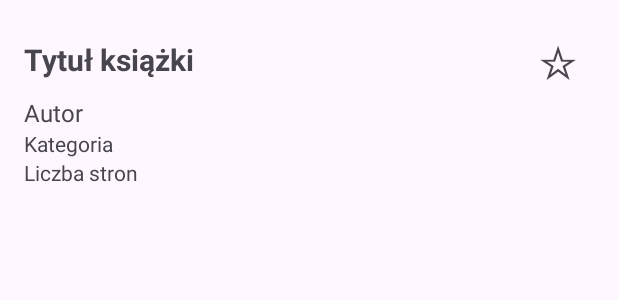
After one commit to michalzarowny/bibilioteka, an Android app: the layout item_book.xml on its own in the app's theme, with its tools: preview values and no code run, on a phone screen of 412 x 824 dp. The commit adds this screen. Shown: the top 300 px of the screen. Run offline under Robolectric (Android 15) with nearby library versions, the phone set to English and light mode, and no system bars.

Commit message:
feat(android): zakoncz funkcje biblioteki

```diff
--- /dev/null
+++ b/android/app/src/main/res/layout/item_book.xml
@@ -0,0 +1,58 @@
+<?xml version="1.0" encoding="utf-8"?>
+<LinearLayout
+    xmlns:android="http://schemas.android.com/apk/res/android"
+    android:layout_width="match_parent"
+    android:layout_height="wrap_content"
+    android:orientation="vertical"
+    android:padding="16dp">
+
+    <LinearLayout
+        android:layout_width="match_parent"
+        android:layout_height="wrap_content"
+        android:orientation="horizontal"
+        android:gravity="center_vertical">
+
+        <TextView
+            android:id="@+id/bookTitle"
+            android:layout_width="0dp"
+            android:layout_height="wrap_content"
+            android:layout_weight="1"
+            android:text="Tytuł książki"
+            android:textSize="20sp"
+            android:textStyle="bold" />
+
+        <TextView
+            android:id="@+id/favoriteButton"
+            android:layout_width="48dp"
+            android:layout_height="48dp"
+            android:gravity="center"
+            android:text="☆"
+            android:textSize="30sp"
+            android:clickable="true"
+            android:focusable="true"
+            android:contentDescription="Dodaj do ulubionych" />
+
+    </LinearLayout>
+
+    <TextView
+        android:id="@+id/bookAuthor"
+        android:layout_width="match_parent"
+        android:layout_height="wrap_content"
+        android:text="Autor"
+        android:textSize="16sp" />
+
+    <TextView
+        android:id="@+id/bookCategory"
+        android:layout_width="match_parent"
+        android:layout_height="wrap_content"
+        android:text="Kategoria"
+        android:textSize="14sp" />
+
+    <TextView
+        android:id="@+id/bookPages"
+        android:layout_width="match_parent"
+        android:layout_height="wrap_content"
+        android:text="Liczba stron"
+        android:textSize="14sp" />
+
+</LinearLayout>
```
Also changed, not shown: android/app/src/main/AndroidManifest.xml (+8 -1 lines), android/app/src/main/java/com/example/biblioteka/Book.java (added, +76 -0 lines), android/app/src/main/java/com/example/biblioteka/BookAdapter.java (added, +124 -0 lines), android/app/src/main/java/com/example/biblioteka/BookData.java (added, +73 -0 lines), android/app/src/main/java/com/example/biblioteka/BookDetailsActivity.java (added, +30 -0 lines), android/app/src/main/java/com/example/biblioteka/MainActivity.java (+30 -9 lines), android/app/src/main/res/layout/activity_book_details.xml (added, +42 -0 lines), android/app/src/main/res/layout/activity_main.xml (+21 -10 lines), 1 other file.
